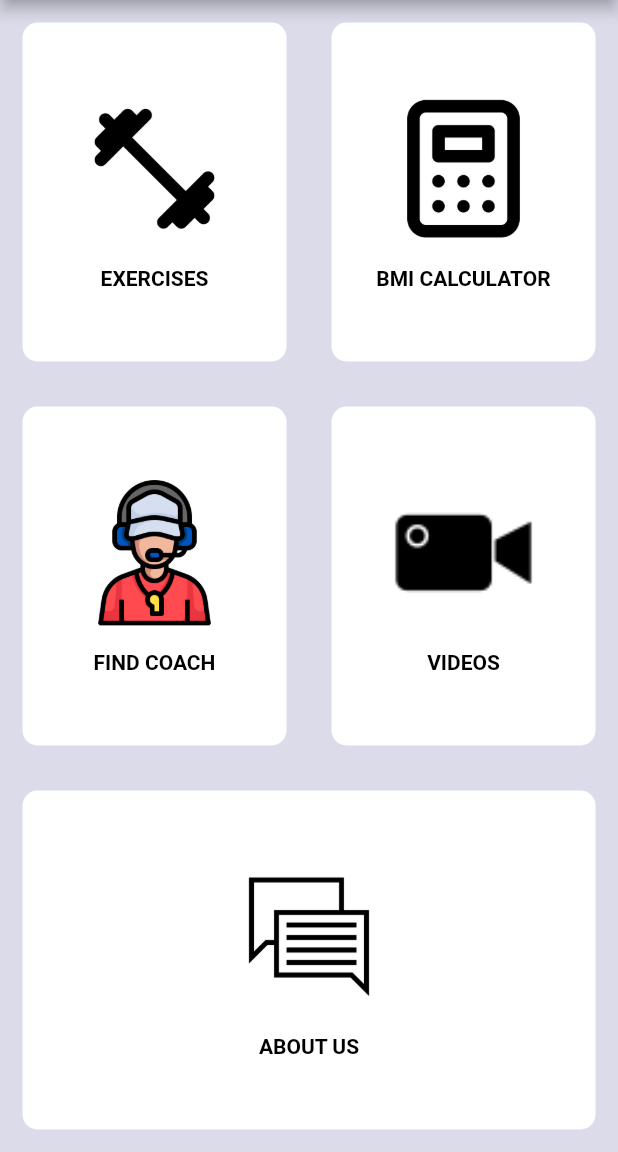
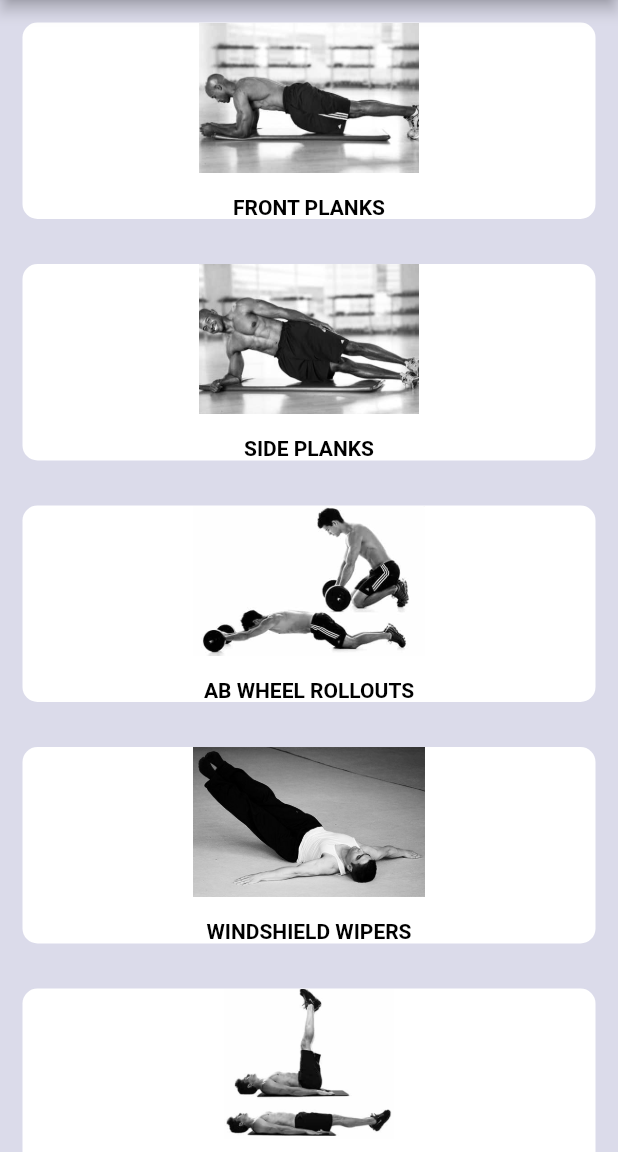
Before and after one commit to saipreethi14/flutterfitness22, a Flutter app: the screen it shows after launch, on a phone screen of 412 x 824 dp, the part 84-1236 px from its top. Run offline on Flutter 3.47's test engine with Material 2 defaults, Android fonts, the phone set to English and light mode, and no system bars.

Commit message:
list of exercise page and detailed page added

```diff
--- /dev/null
+++ b/lib/ListofExercise.dart
@@ -0,0 +1,68 @@
+import 'package:flutter/material.dart';
+import 'Excercisedetailspage.dart';
+import 'ImageContent.dart';
+import 'ReusableCard.dart';
+
+class ListofExercise extends StatefulWidget {
+  @override
+  _ListofExerciseState createState() => _ListofExerciseState();
+}
+
+class _ListofExerciseState extends State<ListofExercise> {
+  @override
+  Widget build(BuildContext context) {
+    return Scaffold(
+      appBar: AppBar(
+        leading: IconButton(
+          onPressed: () {},
+          icon: Icon(Icons.fitness_center),
+        ),
+        title: Text('GET SET GO'),
+        actions: [
+          IconButton(
+            onPressed: () {},
+            icon: Icon(Icons.more_vert),
+          ),
+        ],
+        backgroundColor: Colors.black,
+      ),
+      body: _buildListView(context),
+    );
+  }
+}
+
+ListView _buildListView(BuildContext context){
+  final List<String> alphabets = <String>[
+    'Front Planks',
+    'Side Planks',
+    'Ab Wheel Rollouts',
+    'Windshield Wipers',
+    'Lying Leg Raises',
+    'Hanging Leg Raises',
+    'Standing Russian Twists'
+  ];
+
+  return ListView.builder(
+      itemCount: alphabets.length,
+      itemBuilder: (_,index){
+        return ResusableCard(
+          onPress: () {
+            Navigator.push(context, MaterialPageRoute(builder: (Context) => Exercisedetailspage(index)));
+          },
+          cardChild: ImageContent(
+            img1: Image.asset('images/L$index.jpg',height: 100,
+                fit:BoxFit.fill),
+            label: alphabets[index].toUpperCase(),
+          ),
+          theColor: Colors.white,
+        );
+        // return Center(
+        //   child: ListTile(
+        //     leading: Icon(Icons.ac_unit),
+        //     title: Text(alphabets[index],style:TextStyle(fontWeight: FontWeight.bold,color: Colors.black),),
+        //     subtitle: Text('the subtitle',style:TextStyle(fontWeight: FontWeight.bold,color: Colors.black),),
+        //           ),
+        // );
+      }
+  );
+}
--- a/lib/main.dart
+++ b/lib/main.dart
@@ -1,4 +1,5 @@
 import 'package:ff/HomePage.dart';
+import 'package:ff/ListofExercise.dart';
 import 'package:flutter/material.dart';
 
 void main() {
@@ -14,7 +15,8 @@ class mainPage extends StatelessWidget {
         primaryColor: Color(0xFFE7E7EE),
         scaffoldBackgroundColor: Color(0xFFDBDBEA),
       ),
-      home:Homepage(),
+      //home:Homepage(),
+      home: ListofExercise(),
     );
   }
 }
```
Also changed, not shown: lib/Excercisedetailspage.dart (added, +49 -0 lines), images/L0.jpg (added), images/L1.jpg (added), images/L2.jpg (added), images/L3.jpg (added), images/L4.jpg (added), images/L5.jpg (added), images/L7.jpg (added).
